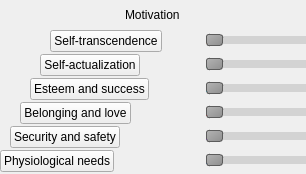
This is ui/scene_goal_stakes.ui in zkovari/plotlyst as Qt 5 draws it before an edit. The edited form follows.
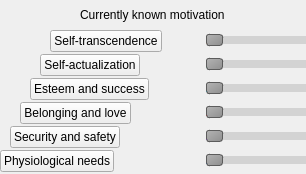
This is the edited form. Custom widgets are drawn as their Qt base class.

Commit message:
Track character motivation per agenda (#704)
* Track character motivation per agenda

* charging

* progress

* restore

* progress

* prints

The edit to the form file:
```diff
--- a/ui/scene_goal_stakes.ui
+++ b/ui/scene_goal_stakes.ui
@@ -37,7 +37,7 @@
       </font>
      </property>
      <property name="text">
-      <string>Motivation</string>
+      <string>Currently known motivation</string>
      </property>
     </widget>
    </item>
```
The commit also changes 7 other files.
